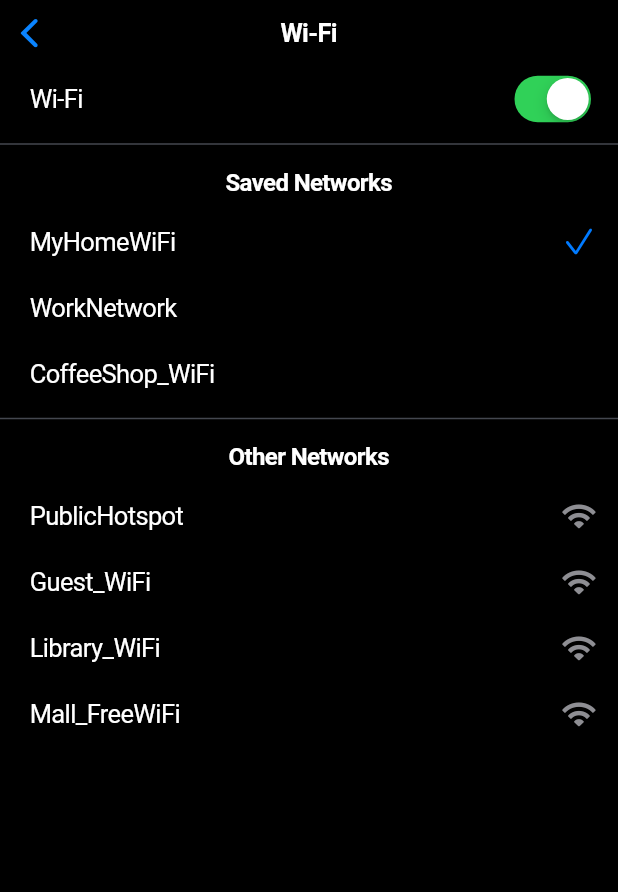
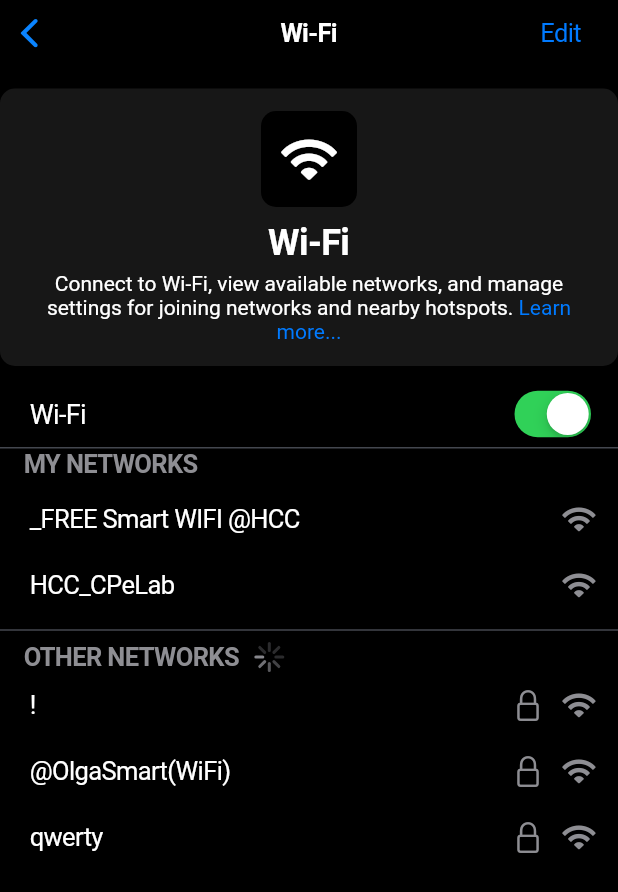
Before and after one commit to christian-cunanan-caparra/settings, a Flutter app: the WifiPage screen opened directly, on a phone screen of 412 x 824 dp. Shown: the top 892 px of the screen. Run offline on Flutter 3.47's test engine with Material 3 defaults, Android fonts, the phone set to English and light mode, and no system bars.

Commit message:
2nd kumit

```diff
--- a/lib/main.dart
+++ b/lib/main.dart
@@ -174,57 +174,102 @@ class WifiPage extends StatefulWidget {
   const WifiPage({super.key});
 
   @override
-  WifiPageState createState() => WifiPageState();
+  _WifiPage createState() => _WifiPage();
 }
 
 
-class WifiPageState extends State<WifiPage> {
-  bool isWifiEnabled = true;
-  String connectedNetwork = "MyHomeWiFi";
-
-  List<String> savedNetworks = [
-    "MyHomeWiFi",
-    "WorkNetwork",
-    "CoffeeShop_WiFi",
-  ];
-
-  List<String> otherNetworks = [
-    "PublicHotspot",
-    "Guest_WiFi",
-    "Library_WiFi",
-    "Mall_FreeWiFi",
-  ];
+class _WifiPage extends State<WifiPage> {
+  bool wifiMode = true;
+  String connectedNetwork = "HCCJ_CSLab";
+  List<String> savedNetworks = ["_FREE Smart WIFI @HCC", "HCC_CPeLab"];
+  List<String> otherNetworks = ["!", "@OlgaSmart(WiFi)", "qwerty"];
 
   @override
   Widget build(BuildContext context) {
     return CupertinoPageScaffold(
       navigationBar: CupertinoNavigationBar(
         middle: Text("Wi-Fi"),
+        trailing: CupertinoButton(
+          padding: EdgeInsets.zero,
+          child: Text("Edit", style: TextStyle(color: CupertinoColors.activeBlue)),
+          onPressed: () {},
+        ),
       ),
       child: SafeArea(
         child: Column(
+          crossAxisAlignment: CrossAxisAlignment.start,
           children: [
+            SizedBox(height: 15),
 
+            // Wi-Fi Container
+            Container(
+              padding: EdgeInsets.all(15),
+              decoration: BoxDecoration(
+                color: CupertinoColors.darkBackgroundGray,
+                borderRadius: BorderRadius.circular(10),
+              ),
+              child: Column(
+                crossAxisAlignment: CrossAxisAlignment.center,
+                children: [
+                  Container(
+                    padding: EdgeInsets.all(12),
+                    decoration: BoxDecoration(
+                      color: CupertinoColors.black,
+                      borderRadius: BorderRadius.circular(10),
+                    ),
+                    child: Icon(
+                      CupertinoIcons.wifi,
+                      color: CupertinoColors.white,
+                      size: 40,
+                    ),
+                  ),
+                  SizedBox(height: 10),
+                  Text(
+                    "Wi-Fi",
+                    style: TextStyle(fontSize: 24, fontWeight: FontWeight.bold, color: CupertinoColors.white),
+                  ),
+                  SizedBox(height: 5),
+                  RichText(
+                    textAlign: TextAlign.center,
+                    text: TextSpan(
+                      style: TextStyle(fontSize: 14, color: CupertinoColors.white),
+                      children: [
+                        TextSpan(text: "Connect to Wi-Fi, view available networks, and manage settings for joining networks and nearby hotspots. "),
+                        TextSpan(
+                          text: "Learn more...",
+                          style: TextStyle(color: CupertinoColors.systemBlue),
+                        ),
+                      ],
+                    ),
+                  ),
+                ],
+              ),
+            ),
+            SizedBox(height: 10),
+
+            // Wi-Fi Toggle
             CupertinoListTile(
-              title: Text("Wi-Fi"),
-              trailing: CupertinoSwitch(value: isWifiEnabled, onChanged: (value) {
+              title: Text("Wi-Fi", style: TextStyle(fontSize: 18)),
+              trailing: CupertinoSwitch(
+                value: wifiMode,
+                onChanged: (value) {
                   setState(() {
-                    isWifiEnabled = value;
-                    if (!isWifiEnabled) {
-                      connectedNetwork = "";
-                    }
+                    wifiMode = value;
                   });
                 },
               ),
             ),
-            Divider(),
+            Divider(height: 1),
 
+            Padding(
+              padding: EdgeInsets.symmetric(horizontal: 16),
+              child: Text("MY NETWORKS",
+                style: TextStyle(color: CupertinoColors.systemGrey, fontWeight: FontWeight.bold),
+              ),
+            ),
+            SizedBox(height: 5),
 
-            if (isWifiEnabled) ...[
-              Padding(
-                padding: EdgeInsets.symmetric(horizontal: 16, vertical: 8),
-                child: Text("Saved Networks", style: TextStyle(fontSize: 16, fontWeight: FontWeight.bold)),
-              ),
+            // List of My Networks
             Column(
               children: savedNetworks.map((network) {
                 bool isConnected = network == connectedNetwork;
@@ -232,7 +277,7 @@ class WifiPageState extends State<WifiPage> {
                   title: Text(network),
                   trailing: isConnected
                       ? Icon(CupertinoIcons.checkmark, color: CupertinoColors.activeBlue)
-                        : null,
+                      : Icon(CupertinoIcons.wifi, color: CupertinoColors.systemGrey),
                   onTap: () {
                     setState(() {
                       connectedNetwork = network;
@@ -243,29 +288,36 @@ class WifiPageState extends State<WifiPage> {
             ),
 
             Divider(),
+            Padding(
+              padding: EdgeInsets.symmetric(horizontal: 16),
+              child: Row(
+                children: [
+                  Text(
+                    "OTHER NETWORKS",
+                    style: TextStyle(color: CupertinoColors.systemGrey, fontWeight: FontWeight.bold),
+                  ),
+                  SizedBox(width: 10),
+                  CupertinoActivityIndicator(),
+                ],
+              ),
+            ),
 
-
-              Padding(
-                padding: EdgeInsets.symmetric(horizontal: 16, vertical: 8),
-                child: Text("Other Networks", style: TextStyle(fontSize: 16, fontWeight: FontWeight.bold)),
-              ),
             Column(
               children: otherNetworks.map((network) {
                 return CupertinoListTile(
                   title: Text(network),
-                    trailing: Icon(CupertinoIcons.wifi, color: CupertinoColors.systemGrey),
-                    onTap: () {
-                      setState(() {
-                        connectedNetwork = network;
-                        if (!savedNetworks.contains(network)) {
-                          savedNetworks.add(network);
-                        }
-                      });
-                    },
+                  trailing: Row(
+                    mainAxisSize: MainAxisSize.min,
+                    children: [
+                      Icon(CupertinoIcons.lock, color: CupertinoColors.systemGrey),
+                      SizedBox(width: 10),
+                      Icon(CupertinoIcons.wifi, color: CupertinoColors.systemGrey),
+                    ],
+                  ),
+                  onTap: () {},
                 );
               }).toList(),
             ),
-            ],
           ],
         ),
       ),
@@ -274,10 +326,11 @@ class WifiPageState extends State<WifiPage> {
 }
 
 
+
 void main() => runApp(CupertinoApp(
   theme: CupertinoThemeData(brightness: Brightness.dark),
   debugShowCheckedModeBanner: false,
-  home: TrapPage(),
+  home: MyApp(),
 
 ));
 
```
Lines whose indentation alone changed are shown as unchanged.
